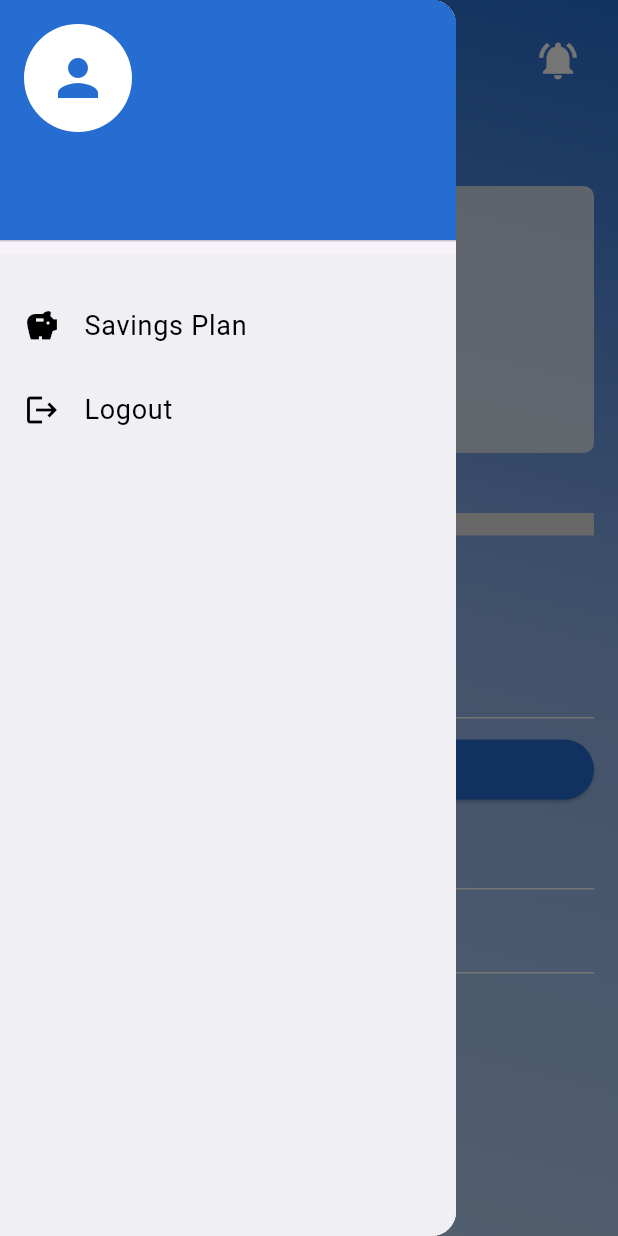
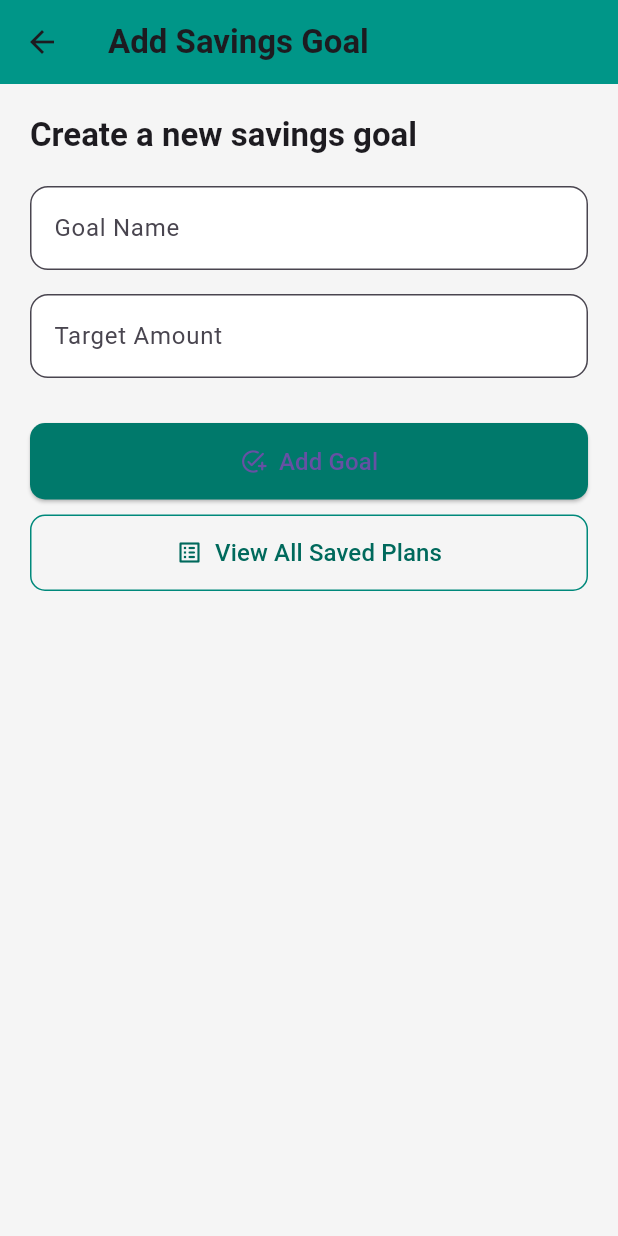
Before and after one commit to m-muneeb-iqbal/FinWiseAI, a Flutter app: the screen it shows once a user with an empty profile is signed in, after a tap on the "menu" icon, after a tap on "Savings Plan", on a phone screen of 412 x 824 dp. Run offline on Flutter 3.47's test engine with Material 3 defaults, Android fonts, the phone set to English and light mode, and no system bars; our stand-ins replace cloud_firestore, firebase_auth, firebase_core, google_sign_in; accounts and stored records are empty; generated files the repository leaves out were written again.

Commit message:
all necessary screens connected except the one that requires backend

```diff
--- a/finwiseai/lib/core/router/app_router.dart
+++ b/finwiseai/lib/core/router/app_router.dart
@@ -5,6 +5,9 @@ import '../../features/auth/screens/login.dart';
 import '../../features/auth/screens/forgot_password.dart';
 import '../../features/auth/screens/signup.dart';
 import '../../features/auth/screens/verify_email.dart';
+import '../../features/home/screens/profile.dart';
+import '../../features/home/screens/add_expense.dart';
+import '../../features/home/screens/savings_plan.dart';
 
 class AppRouter {
   AppRouter._();
@@ -14,6 +17,9 @@ class AppRouter {
   static const String signup = '/signup_screen';
   static const String forgotPassword = '/forgot_password_screen';
   static const String verifyEmail = '/verify_email_screen';
+  static const String profile = '/profile_screen';
+  static const String addExpense = '/add_expense_screen';
+  static const String savingsPlan = '/savings_plan_screen';
 
   static Map<String, WidgetBuilder> get routes => {
     home: (_) => const HomeScreen(),
@@ -21,5 +27,8 @@ class AppRouter {
     signup: (_) => const SignupScreen(),
     forgotPassword: (_) => const ForgotPasswordScreen(),
     verifyEmail: (_) => const VerifyEmailScreen(),
+    profile: (_) => const ProfileScreen(),
+    addExpense: (_) => const AddExpenseScreen(),
+    savingsPlan: (_) => const SavingsPlanScreen(),
   };
 }
--- a/finwiseai/lib/features/home/screens/home.dart
+++ b/finwiseai/lib/features/home/screens/home.dart
@@ -5,9 +5,7 @@ import 'package:google_sign_in/google_sign_in.dart';
 import 'package:intl/intl.dart';
 
 import '../../../core/widgets/manual_widgets.dart';
-
-// import 'SavingsPlanScreen.dart';
-// import 'ProfileScreen.dart';
+import '../../../core/router/app_router.dart';
 
 class HomeScreen extends StatefulWidget {
   const HomeScreen({super.key});
@@ -234,10 +232,7 @@ class _HomeScreenState extends State<HomeScreen> {
                 ),
                 decoration: BoxDecoration(color: Color(0xFF266DD1)),
               ),
-              // onTap: () => Navigator.push(
-              //   context,
-              //   MaterialPageRoute(builder: (context) => ProfileScreen()),
-              // ),
+              onTap: () => Navigator.pushNamed(context, AppRouter.profile),
             ),
 
             Expanded(
@@ -267,11 +262,10 @@ class _HomeScreenState extends State<HomeScreen> {
                       ),
 
                       onTap: () {
-
-                        // Navigator.push(
-                        //   context,
-                        //   MaterialPageRoute(builder: (context) => SavingsPlanScreen()),
-                        // );
+                        Navigator.pushNamed(
+                          context,
+                          AppRouter.savingsPlan,
+                        );
                       },
                     ),
 
@@ -554,7 +548,7 @@ class _HomeScreenState extends State<HomeScreen> {
                     child: ElevatedButton(
 
                       onPressed: () async {
-                        final result = await Navigator.pushNamed(context, '/add_expense');
+                        final result = await Navigator.pushNamed(context, AppRouter.addExpense);
                         if (result != null) {
                           Map<String, dynamic> expenseData = result as Map<String, dynamic>;
                           addExpense(expenseData['category'], expenseData['amount']);
--- /dev/null
+++ b/finwiseai/lib/features/home/screens/savings_plan.dart
@@ -0,0 +1,144 @@
+import 'package:flutter/material.dart';
+import 'package:cloud_firestore/cloud_firestore.dart';
+import 'package:firebase_auth/firebase_auth.dart';
+
+class SavingsPlanScreen extends StatefulWidget {
+  const SavingsPlanScreen({super.key});
+
+  @override
+  _SavingsPlanScreenState createState() => _SavingsPlanScreenState();
+}
+
+class _SavingsPlanScreenState extends State<SavingsPlanScreen> {
+  String goalName = '';
+  double targetAmount = 0;
+  String? userId;
+  String currentMonth = "";
+
+  @override
+  void initState() {
+    super.initState();
+    userId = FirebaseAuth.instance.currentUser?.uid;
+    currentMonth = getCurrentMonth();
+  }
+
+  String getCurrentMonth() {
+    DateTime now = DateTime.now();
+    return "${now.year}-${now.month.toString().padLeft(2, '0')}";
+  }
+
+  Future<void> addSavingsGoal() async {
+    if (userId == null || goalName.isEmpty || targetAmount == 0) return;
+
+    try {
+      DocumentReference recordRef = FirebaseFirestore.instance
+          .collection('Users')
+          .doc(userId)
+          .collection('records')
+          .doc(currentMonth);
+
+      await recordRef.set({'createdAt': FieldValue.serverTimestamp()}, SetOptions(merge: true));
+
+      await recordRef.collection('savings_goals').add({
+        'goal_name': goalName,
+        'target_amount': targetAmount,
+        'amount_saved': 0,
+        'progress_percentage': 0,
+        'start_date': DateTime.now().toIso8601String(),
+      });
+
+      setState(() {
+        goalName = '';
+        targetAmount = 0;
+      });
+
+      ScaffoldMessenger.of(context).showSnackBar(
+        SnackBar(
+          content: Text('Goal added successfully'),
+          backgroundColor: Colors.green.shade600,
+        ),
+      );
+    } catch (e) {
+      print("Error adding goal: $e");
+    }
+  }
+
+  @override
+  Widget build(BuildContext context) {
+    final theme = Theme.of(context);
+    return Scaffold(
+      appBar: AppBar(
+        title: Text("Add Savings Goal", style: TextStyle(fontWeight: FontWeight.bold)),
+        backgroundColor: Colors.teal,
+        elevation: 0,
+      ),
+      body: Container(
+        padding: EdgeInsets.all(20),
+        decoration: BoxDecoration(
+          color: Colors.grey.shade100,
+        ),
+        child: Column(
+          crossAxisAlignment: CrossAxisAlignment.start,
+          children: [
+            Text(
+              "Create a new savings goal",
+              style: theme.textTheme.titleLarge?.copyWith(fontWeight: FontWeight.bold),
+
+            ),
+            SizedBox(height: 20),
+            TextField(
+              decoration: InputDecoration(
+                labelText: "Goal Name",
+                filled: true,
+                fillColor: Colors.white,
+                border: OutlineInputBorder(borderRadius: BorderRadius.circular(12)),
+              ),
+              onChanged: (value) => setState(() => goalName = value),
+            ),
+            SizedBox(height: 16),
+            TextField(
+              decoration: InputDecoration(
+                labelText: "Target Amount",
+                filled: true,
+                fillColor: Colors.white,
+                border: OutlineInputBorder(borderRadius: BorderRadius.circular(12)),
+              ),
+              keyboardType: TextInputType.number,
+              onChanged: (value) => setState(() => targetAmount = double.tryParse(value) ?? 0),
+            ),
+            SizedBox(height: 30),
+            SizedBox(
+              width: double.infinity,
+              child: ElevatedButton.icon(
+                onPressed: addSavingsGoal,
+                icon: Icon(Icons.add_task_rounded),
+                label: Text("Add Goal", style: TextStyle(fontSize: 16)),
+                style: ElevatedButton.styleFrom(
+                  backgroundColor: Colors.teal.shade700,
+                  padding: EdgeInsets.symmetric(vertical: 14),
+                  shape: RoundedRectangleBorder(borderRadius: BorderRadius.circular(10)),
+                ),
+              ),
+            ),
+            SizedBox(height: 10),
+            SizedBox(
+              width: double.infinity,
+              child: OutlinedButton.icon(
+                onPressed: () {
+                  Navigator.pushNamed(context, '/saved_savings_plans');
+                },
+                icon: Icon(Icons.list_alt_rounded, color: Colors.teal.shade800),
+                label: Text("View All Saved Plans", style: TextStyle(fontSize: 16, color: Colors.teal.shade800)),
+                style: OutlinedButton.styleFrom(
+                  side: BorderSide(color: Colors.teal.shade600),
+                  padding: EdgeInsets.symmetric(vertical: 14),
+                  shape: RoundedRectangleBorder(borderRadius: BorderRadius.circular(10)),
+                ),
+              ),
+            ),
+          ],
+        ),
+      ),
+    );
+  }
+}
```
Also changed, not shown: finwiseai/lib/features/auth/screens/forgot_password.dart (+66 -0 lines), finwiseai/lib/features/home/screens/add_expense.dart (added, +114 -0 lines), finwiseai/lib/features/home/screens/profile.dart (added, +339 -0 lines).
